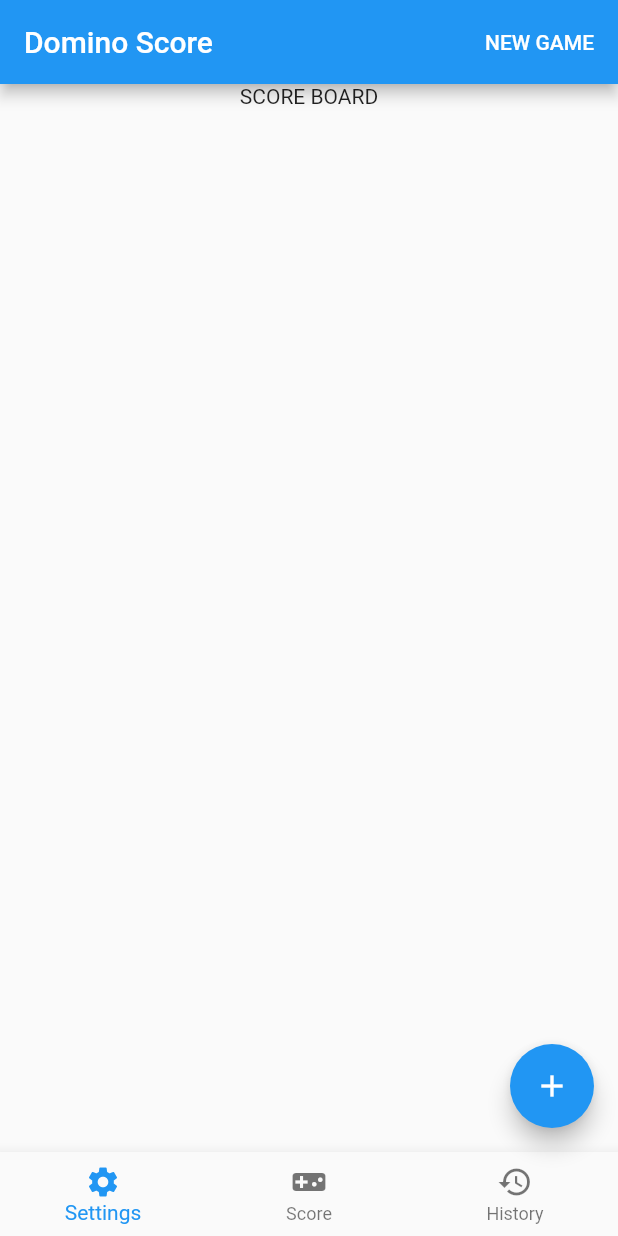
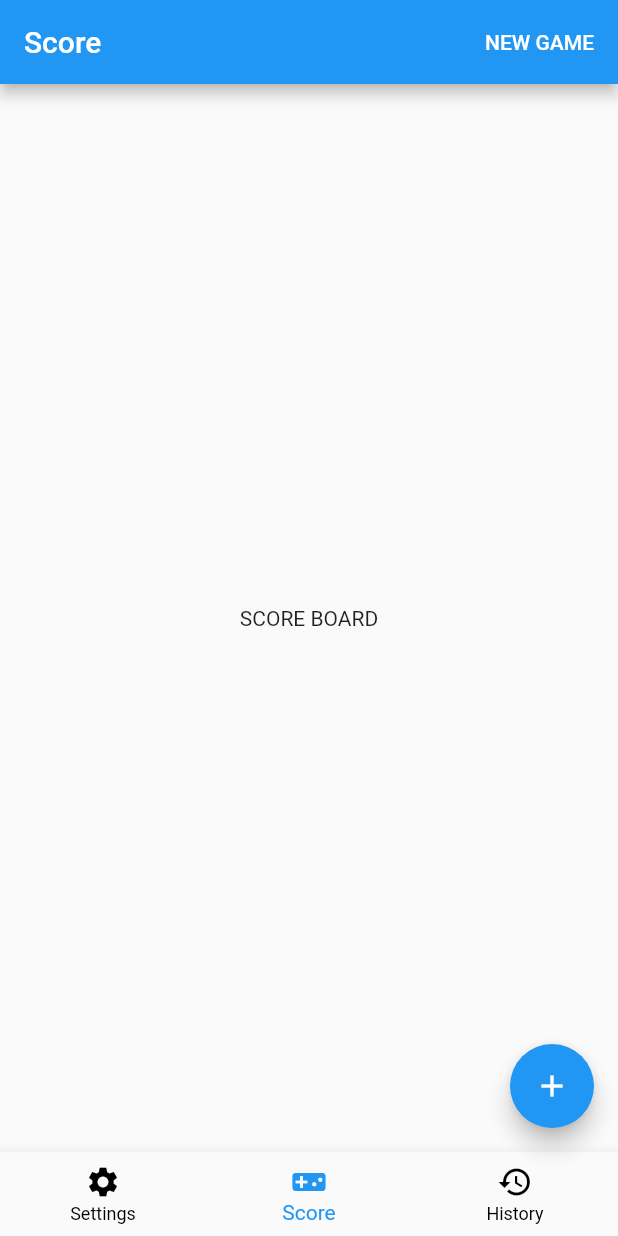
Before and after one commit to cesarcedanov/domino_score, a Flutter app: the screen it shows after launch, on a phone screen of 412 x 824 dp. Run offline on Flutter 3.47's test engine with Material 2 defaults, Android fonts, the phone set to English and light mode, and no system bars.

Commit message:
Created three new screens [Settings, Score, History] and added them into a TabsNavigation

```diff
--- a/domino_score/lib/main.dart
+++ b/domino_score/lib/main.dart
@@ -1,5 +1,5 @@
 import 'package:flutter/material.dart';
-import './screens/score_screen.dart';
+import './screens/tabs_navigation.dart';
 
 void main() => runApp(MyApp());
 
@@ -11,7 +11,7 @@ class MyApp extends StatelessWidget {
       theme: ThemeData(
         primarySwatch: Colors.blue,
       ),
-      home: ScoreScreen(),
+      home: TabsNavigation(),
     );
   }
 }
--- /dev/null
+++ b/domino_score/lib/screens/history_screen.dart
@@ -0,0 +1,13 @@
+import 'package:flutter/material.dart';
+
+class HistoryScreen extends StatelessWidget {
+  static const routeName = '/history';
+  @override
+  Widget build(BuildContext context) {
+    return Container(
+      child: Center(
+        child: Text('History'),
+      ),
+    );
+  }
+}
--- a/domino_score/lib/screens/score_screen.dart
+++ b/domino_score/lib/screens/score_screen.dart
@@ -1,49 +1,11 @@
 import 'package:flutter/material.dart';
 
 class ScoreScreen extends StatelessWidget {
+  static const routeName = '/score';
   @override
   Widget build(BuildContext context) {
-    return Scaffold(
-      appBar: AppBar(
-        title: Text('Domino Score'),
-        actions: <Widget>[
-          FlatButton(
-            child: Text(
-              'NEW GAME',
-              style: TextStyle(color: Colors.white),
-            ),
-            onPressed: () {},
-          )
-        ],
-      ),
-      body: Column(
-        children: <Widget>[
-          Center(
-            child: Text('SCORE BOARD'),
-          ),
-        ],
-      ),
-      bottomNavigationBar: BottomNavigationBar(
-        items: [
-          BottomNavigationBarItem(
-            icon: Icon(Icons.settings),
-            title: Text('Settings'),
-          ),
-          BottomNavigationBarItem(
-            icon: Icon(Icons.videogame_asset),
-            title: Text('Score'),
-          ),
-          BottomNavigationBarItem(
-            icon: Icon(Icons.history),
-            title: Text('History'),
-          ),
-        ],
-      ),
-      floatingActionButton: FloatingActionButton(
-        backgroundColor: Theme.of(context).primaryColor,
-        child: Icon(Icons.add),
-        onPressed: () {},
-      ),
+    return Center(
+      child: Text('SCORE BOARD'),
     );
   }
 }
--- /dev/null
+++ b/domino_score/lib/screens/settings_screen.dart
@@ -0,0 +1,13 @@
+import 'package:flutter/material.dart';
+
+class SettingsScreen extends StatelessWidget {
+  static const routeName = '/settings';
+  @override
+  Widget build(BuildContext context) {
+    return Container(
+      child: Center(
+        child: Text('Settings'),
+      ),
+    );
+  }
+}
--- /dev/null
+++ b/domino_score/lib/screens/tabs_navigation.dart
@@ -0,0 +1,87 @@
+import 'package:flutter/material.dart';
+import './settings_screen.dart';
+import './score_screen.dart';
+import './history_screen.dart';
+
+class TabsNavigation extends StatefulWidget {
+  @override
+  _TabsNavigationState createState() => _TabsNavigationState();
+}
+
+class _TabsNavigationState extends State<TabsNavigation> {
+  List<Map<String, Object>> _pages;
+
+  int _selectedTabIndex = 1;
+
+  @override
+  void initState() {
+    _pages = [
+      {
+        "title": "Settings",
+        "screen": SettingsScreen(),
+        "actions": <Widget>[],
+      },
+      {
+        "title": "Score",
+        "screen": ScoreScreen(),
+        "actions": <Widget>[
+          FlatButton(
+            child: Text(
+              'NEW GAME',
+              style: TextStyle(color: Colors.white),
+            ),
+            onPressed: () {},
+          )
+        ],
+      },
+      {
+        "title": "History",
+        "screen": HistoryScreen(),
+        "actions": <Widget>[],
+      },
+    ];
+    super.initState();
+  }
+
+  void _selectPage(int index) {
+    setState(() {
+      _selectedTabIndex = index;
+    });
+  }
+
+  @override
+  Widget build(BuildContext context) {
+    return Scaffold(
+      appBar: AppBar(
+        title: Text(_pages[_selectedTabIndex]["title"]),
+        actions: _pages[_selectedTabIndex]["actions"],
+      ),
+      body: _pages[_selectedTabIndex]["screen"],
+      bottomNavigationBar: BottomNavigationBar(
+        onTap: _selectPage,
+        unselectedItemColor: Colors.black,
+        selectedItemColor: Theme.of(context).primaryColor,
+        currentIndex: _selectedTabIndex,
+        items: [
+          BottomNavigationBarItem(
+            icon: Icon(Icons.settings),
+            title: Text('Settings'),
+          ),
+          BottomNavigationBarItem(
+            icon: Icon(Icons.videogame_asset),
+            title: Text('Score'),
+          ),
+          BottomNavigationBarItem(
+            icon: Icon(Icons.history),
+            title: Text('History'),
+          ),
+        ],
+      ),
+      floatingActionButton: FloatingActionButton(
+        backgroundColor: Theme.of(context).primaryColor,
+        child: Icon(Icons.add),
+        onPressed: () {},
+      ),
+    );
+  }
+}
```
